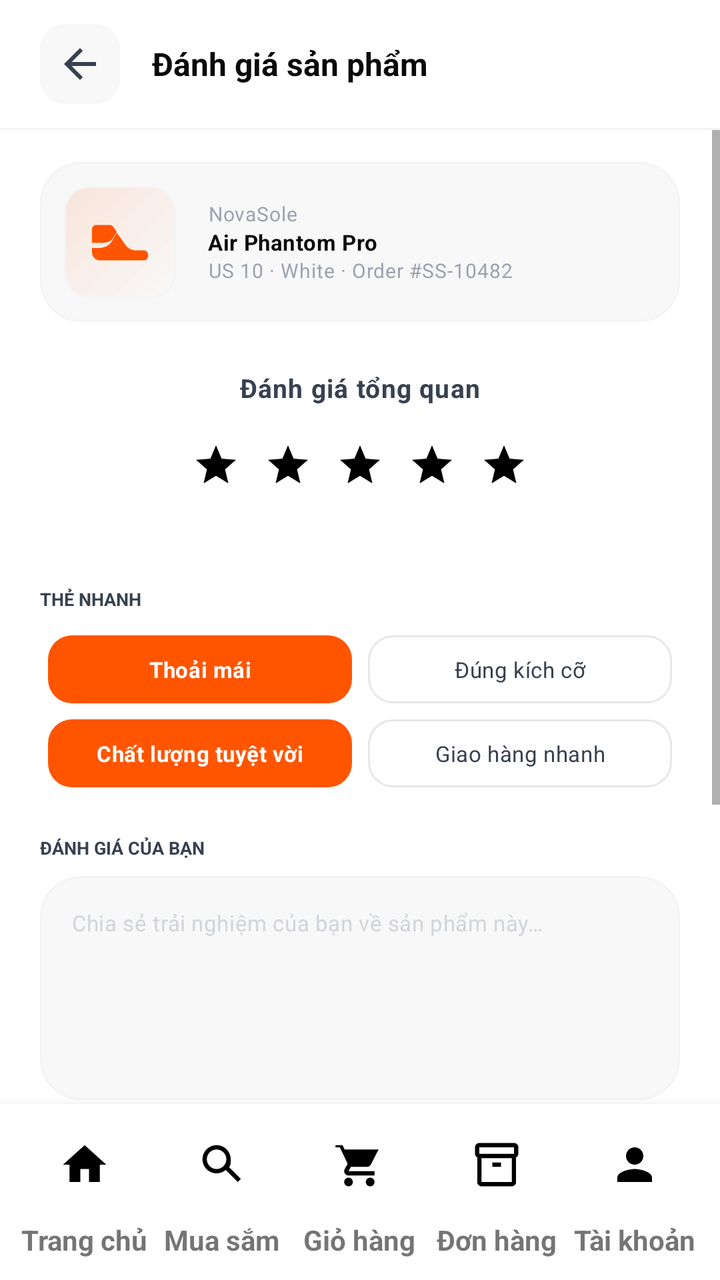
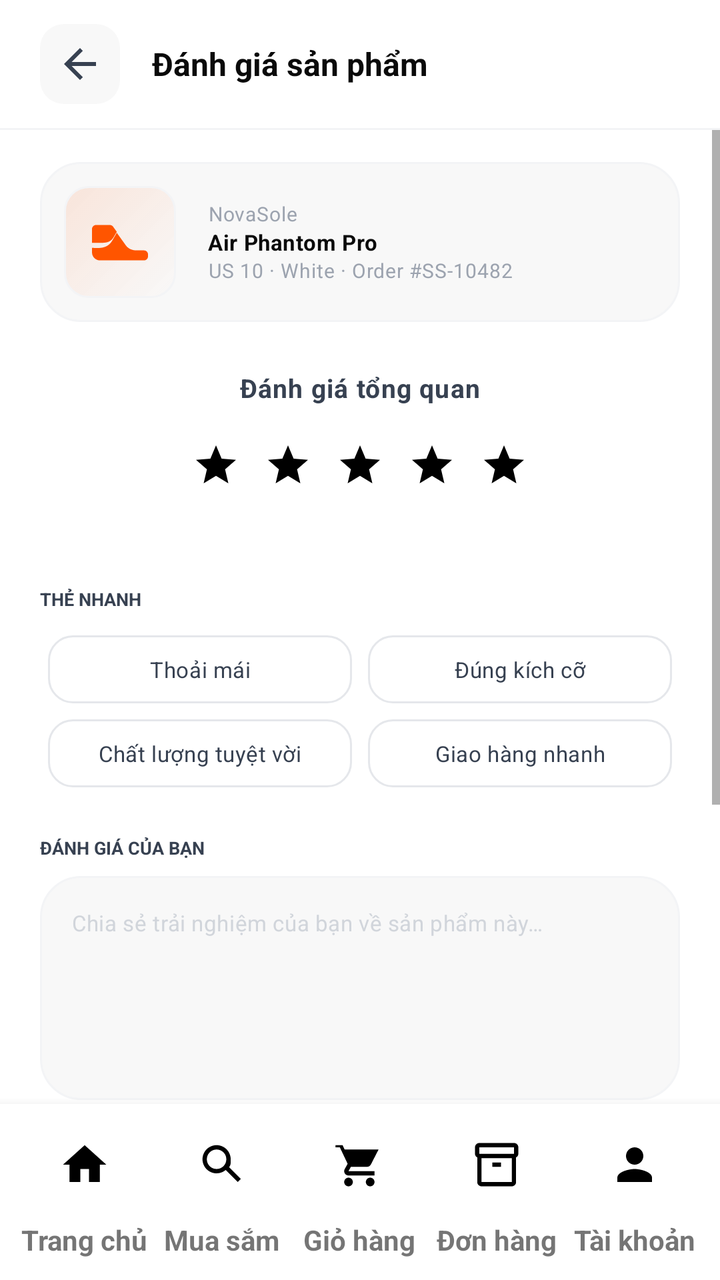

Compare the two renders of this Android layout. The source of the first and the diff that turns it into the second are given below.
<!-- AndroidManifest.xml: application theme Theme.SoleStep -->
<!-- res/layout/activity_product_review.xml -->
<?xml version="1.0" encoding="utf-8"?>
<androidx.constraintlayout.widget.ConstraintLayout xmlns:android="http://schemas.android.com/apk/res/android"
    xmlns:app="http://schemas.android.com/apk/res-auto"
    xmlns:tools="http://schemas.android.com/tools"
    android:id="@+id/main"
    android:layout_width="match_parent"
    android:layout_height="match_parent"
    android:background="@color/bg_primary"
    tools:context=".user.ProductReviewActivity">

    <LinearLayout
        android:id="@+id/header"
        android:layout_width="0dp"
        android:layout_height="wrap_content"
        android:background="@color/bg_primary"
        android:gravity="center_vertical"
        android:orientation="horizontal"
        android:paddingStart="@dimen/space_screen_horizontal"
        android:paddingTop="@dimen/space_screen_vertical"
        android:paddingEnd="@dimen/space_screen_horizontal"
        android:paddingBottom="@dimen/space_screen_vertical"
        app:layout_constraintEnd_toEndOf="parent"
        app:layout_constraintStart_toStartOf="parent"
        app:layout_constraintTop_toTopOf="parent">

        <ImageButton
            android:id="@+id/back_button"
            android:layout_width="@dimen/btn_icon_size"
            android:layout_height="@dimen/btn_icon_size"
            android:background="@drawable/bg_rounded_gray"
            android:contentDescription="@string/action_back"
            android:padding="@dimen/space_8"
            android:src="@drawable/ic_arrow_back"
            android:tint="@color/text_secondary" />

        <TextView
            android:id="@+id/review_title_text"
            android:layout_width="0dp"
            android:layout_height="wrap_content"
            android:layout_marginStart="@dimen/space_8"
            android:layout_weight="1"
            android:text="@string/review_title"
            android:textAppearance="@style/TextAppearance.SoleStep.Subheading" />
    </LinearLayout>

    <View
        android:id="@+id/header_divider"
        android:layout_width="0dp"
        android:layout_height="@dimen/stroke_thin"
        android:background="@color/border_light"
        app:layout_constraintEnd_toEndOf="parent"
        app:layout_constraintStart_toStartOf="parent"
        app:layout_constraintTop_toBottomOf="@id/header" />

    <ScrollView
        android:id="@+id/review_scroll"
        android:layout_width="0dp"
        android:layout_height="0dp"
        android:fillViewport="true"
        android:overScrollMode="never"
        app:layout_constraintBottom_toTopOf="@id/bottom_navigation"
        app:layout_constraintEnd_toEndOf="parent"
        app:layout_constraintStart_toStartOf="parent"
        app:layout_constraintTop_toBottomOf="@id/header_divider">

        <LinearLayout
            android:layout_width="match_parent"
            android:layout_height="wrap_content"
            android:orientation="vertical"
            android:paddingStart="@dimen/space_screen_horizontal"
            android:paddingTop="@dimen/space_8"
            android:paddingEnd="@dimen/space_screen_horizontal"
            android:paddingBottom="@dimen/space_12">

            <LinearLayout
                android:layout_width="match_parent"
                android:layout_height="wrap_content"
                android:background="@drawable/bg_input_light"
                android:gravity="center_vertical"
                android:orientation="horizontal"
                android:padding="@dimen/space_6">

                <FrameLayout
                    android:id="@+id/review_product_image_container"
                    android:layout_width="56dp"
                    android:layout_height="56dp"
                    android:background="@drawable/bg_product_thumb">

                    <ImageView
                        android:id="@+id/review_product_image"
                        android:layout_width="@dimen/icon_2xl"
                        android:layout_height="@dimen/icon_2xl"
                        android:layout_gravity="center"
                        android:contentDescription="@null"
                        android:src="@drawable/ic_shoe"
                        android:tint="@color/brand_orange" />
                </FrameLayout>

                <LinearLayout
                    android:layout_width="0dp"
                    android:layout_height="wrap_content"
                    android:layout_marginStart="@dimen/space_8"
                    android:layout_weight="1"
                    android:orientation="vertical">

                    <TextView
                        android:id="@+id/review_product_brand_text"
                        android:layout_width="wrap_content"
                        android:layout_height="wrap_content"
                        android:text="NovaSole"
                        android:textAppearance="@style/TextAppearance.SoleStep.Caption" />

                    <TextView
                        android:id="@+id/review_product_name_text"
                        android:layout_width="wrap_content"
                        android:layout_height="wrap_content"
                        android:text="Air Phantom Pro"
                        android:textAppearance="@style/TextAppearance.SoleStep.BodySmall"
                        android:textColor="@color/text_primary"
                        android:textStyle="bold" />

                    <TextView
                        android:id="@+id/review_product_meta_text"
                        android:layout_width="wrap_content"
                        android:layout_height="wrap_content"
                        android:text="US 10 · White · Order #SS-10482"
                        android:textAppearance="@style/TextAppearance.SoleStep.Caption" />
                </LinearLayout>
            </LinearLayout>

            <LinearLayout
                android:layout_width="match_parent"
                android:layout_height="wrap_content"
                android:layout_marginTop="@dimen/space_12"
                android:gravity="center"
                android:orientation="vertical">

                <TextView
                    android:layout_width="wrap_content"
                    android:layout_height="wrap_content"
                    android:text="@string/review_overall"
                    android:textAppearance="@style/TextAppearance.SoleStep.Body"
                    android:textColor="@color/text_secondary"
                    android:textStyle="bold" />

                <LinearLayout
                    android:id="@+id/star_row"
                    android:layout_width="wrap_content"
                    android:layout_height="wrap_content"
                    android:layout_marginTop="@dimen/space_6"
                    android:orientation="horizontal">

                    <ImageButton
                        android:id="@+id/star_1"
                        android:layout_width="@dimen/star_size_large"
                        android:layout_height="@dimen/star_size_large"
                        android:background="?attr/selectableItemBackgroundBorderless"
                        android:contentDescription="@string/rating_1"
                        android:padding="@dimen/space_2"
                        android:src="@drawable/ic_star" />

                    <ImageButton
                        android:id="@+id/star_2"
                        android:layout_width="@dimen/star_size_large"
                        android:layout_height="@dimen/star_size_large"
                        android:background="?attr/selectableItemBackgroundBorderless"
                        android:contentDescription="@string/rating_2"
                        android:padding="@dimen/space_2"
                        android:src="@drawable/ic_star" />

                    <ImageButton
                        android:id="@+id/star_3"
                        android:layout_width="@dimen/star_size_large"
                        android:layout_height="@dimen/star_size_large"
                        android:background="?attr/selectableItemBackgroundBorderless"
                        android:contentDescription="@string/rating_3"
                        android:padding="@dimen/space_2"
                        android:src="@drawable/ic_star" />

                    <ImageButton
                        android:id="@+id/star_4"
                        android:layout_width="@dimen/star_size_large"
                        android:layout_height="@dimen/star_size_large"
                        android:background="?attr/selectableItemBackgroundBorderless"
                        android:contentDescription="@string/rating_4"
                        android:padding="@dimen/space_2"
                        android:src="@drawable/ic_star" />

                    <ImageButton
                        android:id="@+id/star_5"
                        android:layout_width="@dimen/star_size_large"
                        android:layout_height="@dimen/star_size_large"
                        android:background="?attr/selectableItemBackgroundBorderless"
                        android:contentDescription="@string/rating_5"
                        android:padding="@dimen/space_2"
                        android:src="@drawable/ic_star" />
                </LinearLayout>

                <TextView
                    android:id="@+id/rating_label"
                    android:layout_width="wrap_content"
                    android:layout_height="wrap_content"
                    android:layout_marginTop="@dimen/space_2"
                    android:textAppearance="@style/TextAppearance.SoleStep.BodySmall"
                    android:textColor="@color/brand_orange"
                    android:textStyle="bold" />
            </LinearLayout>

            <TextView
                android:layout_width="wrap_content"
                android:layout_height="wrap_content"
                android:layout_marginTop="@dimen/space_12"
                android:text="@string/review_tags_title"
                android:textAppearance="@style/TextAppearance.SoleStep.Overline"
                android:textColor="@color/text_secondary" />

            <GridLayout
                android:id="@+id/review_tags_container"
                android:layout_width="match_parent"
                android:layout_height="wrap_content"
                android:layout_marginTop="@dimen/space_4"
                android:columnCount="2">

                <TextView
                    android:id="@+id/review_tag_comfortable"
                    android:layout_width="0dp"
                    android:layout_height="34dp"
                    android:layout_columnWeight="1"
                    android:layout_margin="@dimen/space_2"
                    android:background="@drawable/bg_review_tag_selected"
                    android:gravity="center"
                    android:text="Thoải mái"
                    android:textAppearance="@style/TextAppearance.SoleStep.BodySmall"
                    android:textColor="@color/brand_white"
                    android:textStyle="bold" />

                <TextView
                    android:id="@+id/review_tag_true_to_size"
                    android:layout_width="0dp"
                    android:layout_height="34dp"
                    android:layout_columnWeight="1"
                    android:layout_margin="@dimen/space_2"
                    android:background="@drawable/bg_review_tag"
                    android:gravity="center"
                    android:text="Đúng kích cỡ"
                    android:textAppearance="@style/TextAppearance.SoleStep.BodySmall"
                    android:textColor="@color/text_secondary" />

                <TextView
                    android:id="@+id/review_tag_quality"
                    android:layout_width="0dp"
                    android:layout_height="34dp"
                    android:layout_columnWeight="1"
                    android:layout_margin="@dimen/space_2"
                    android:background="@drawable/bg_review_tag_selected"
                    android:gravity="center"
                    android:text="Chất lượng tuyệt vời"
                    android:textAppearance="@style/TextAppearance.SoleStep.BodySmall"
                    android:textColor="@color/brand_white"
                    android:textStyle="bold" />

                <TextView
                    android:id="@+id/review_tag_fast_delivery"
                    android:layout_width="0dp"
                    android:layout_height="34dp"
                    android:layout_columnWeight="1"
                    android:layout_margin="@dimen/space_2"
                    android:background="@drawable/bg_review_tag"
                    android:gravity="center"
                    android:text="Giao hàng nhanh"
                    android:textAppearance="@style/TextAppearance.SoleStep.BodySmall"
                    android:textColor="@color/text_secondary" />
            </GridLayout>

            <TextView
                android:layout_width="wrap_content"
                android:layout_height="wrap_content"
                android:layout_marginTop="@dimen/space_10"
                android:text="@string/review_your_review"
                android:textAppearance="@style/TextAppearance.SoleStep.Overline"
                android:textColor="@color/text_secondary" />

            <EditText
                android:id="@+id/review_edit_text"
                android:layout_width="match_parent"
                android:layout_height="112dp"
                android:layout_marginTop="@dimen/space_4"
                android:background="@drawable/bg_input_light"
                android:gravity="top|start"
                android:hint="@string/review_text_hint"
                android:inputType="textMultiLine|textCapSentences"
                android:maxLength="500"
                android:padding="@dimen/space_8"
                android:textAppearance="@style/TextAppearance.SoleStep.BodySmall"
                android:textColor="@color/text_secondary"
                android:textColorHint="@color/text_placeholder" />

            <TextView
                android:id="@+id/review_char_count"
                android:layout_width="match_parent"
                android:layout_height="wrap_content"
                android:layout_marginTop="@dimen/space_2"
                android:gravity="end"
                android:text="0/500"
                android:textAppearance="@style/TextAppearance.SoleStep.Caption"
                android:textColor="@color/text_placeholder" />

            <TextView
                android:layout_width="wrap_content"
                android:layout_height="wrap_content"
                android:layout_marginTop="@dimen/space_8"
                android:text="@string/review_photos_title"
                android:textAppearance="@style/TextAppearance.SoleStep.Overline"
                android:textColor="@color/text_secondary" />

            <LinearLayout
                android:id="@+id/review_photos_container"
                android:layout_width="match_parent"
                android:layout_height="wrap_content"
                android:layout_marginTop="@dimen/space_4"
                android:orientation="horizontal">

                <LinearLayout
                    android:id="@+id/add_review_photo_button"
                    android:layout_width="64dp"
                    android:layout_height="64dp"
                    android:background="@drawable/bg_photo_add"
                    android:gravity="center"
                    android:orientation="vertical">

                    <ImageView
                        android:layout_width="@dimen/icon_md"
                        android:layout_height="@dimen/icon_md"
                        android:contentDescription="@null"
                        android:src="@drawable/ic_camera"
                        android:tint="@color/text_placeholder" />

                    <TextView
                        android:layout_width="wrap_content"
                        android:layout_height="wrap_content"
                        android:text="Thêm"
                        android:textAppearance="@style/TextAppearance.SoleStep.Caption"
                        android:textColor="@color/text_placeholder" />
                </LinearLayout>

                <FrameLayout
                    android:id="@+id/review_photo_thumbnail"
                    android:layout_width="64dp"
                    android:layout_height="64dp"
                    android:layout_marginStart="@dimen/space_6"
                    android:background="@drawable/bg_product_thumb">

                    <ImageView
                        android:layout_width="@dimen/icon_2xl"
                        android:layout_height="@dimen/icon_2xl"
                        android:layout_gravity="center"
                        android:contentDescription="@null"
                        android:src="@drawable/ic_shoe"
                        android:tint="@color/brand_orange" />
                </FrameLayout>
            </LinearLayout>

            <com.google.android.material.button.MaterialButton
                android:id="@+id/submit_review_button"
                style="@style/Widget.SoleStep.Button.Primary"
                android:layout_width="match_parent"
                android:layout_height="wrap_content"
                android:layout_marginTop="@dimen/space_12"
                android:text="@string/review_btn_submit" />
        </LinearLayout>
    </ScrollView>

    <include
        layout="@layout/view_bottom_navigation"
        android:layout_width="0dp"
        android:layout_height="@dimen/bottom_nav_height"
        app:layout_constraintBottom_toBottomOf="parent"
        app:layout_constraintEnd_toEndOf="parent"
        app:layout_constraintStart_toStartOf="parent" />
</androidx.constraintlayout.widget.ConstraintLayout>
<!-- res/layout/view_bottom_navigation.xml (included above) -->
<?xml version="1.0" encoding="utf-8"?>
<LinearLayout xmlns:android="http://schemas.android.com/apk/res/android"
    android:id="@+id/bottom_navigation"
    android:layout_width="match_parent"
    android:layout_height="@dimen/bottom_nav_height"
    android:background="@color/bg_primary"
    android:elevation="@dimen/elev_bottom_nav"
    android:gravity="center"
    android:orientation="horizontal"
    android:paddingStart="@dimen/space_4"
    android:paddingEnd="@dimen/space_4"
    android:paddingBottom="@dimen/space_4">

    <LinearLayout
        android:layout_width="0dp"
        android:layout_height="match_parent"
        android:layout_weight="1"
        android:clickable="true"
        android:focusable="true"
        android:foreground="?attr/selectableItemBackground"
        android:gravity="center"
        android:orientation="vertical"
        android:tag="home">

        <FrameLayout
            android:layout_width="@dimen/bottom_nav_item_icon_container"
            android:layout_height="@dimen/bottom_nav_item_icon_container"
            android:tag="icon_container">

            <ImageView
                android:layout_width="@dimen/bottom_nav_icon_size"
                android:layout_height="@dimen/bottom_nav_icon_size"
                android:layout_gravity="center"
                android:contentDescription="@string/nav_home"
                android:src="@drawable/ic_material_home"
                android:tag="icon" />
        </FrameLayout>

        <TextView
            android:layout_width="wrap_content"
            android:layout_height="wrap_content"
            android:tag="label"
            android:text="@string/nav_home"
            android:textSize="14sp"
            android:textStyle="bold" />
    </LinearLayout>

    <LinearLayout
        android:layout_width="0dp"
        android:layout_height="match_parent"
        android:layout_weight="1"
        android:clickable="true"
        android:focusable="true"
        android:foreground="?attr/selectableItemBackground"
        android:gravity="center"
        android:orientation="vertical"
        android:tag="search">

        <FrameLayout
            android:layout_width="@dimen/bottom_nav_item_icon_container"
            android:layout_height="@dimen/bottom_nav_item_icon_container"
            android:tag="icon_container">

            <ImageView
                android:layout_width="@dimen/bottom_nav_icon_size"
                android:layout_height="@dimen/bottom_nav_icon_size"
                android:layout_gravity="center"
                android:contentDescription="@string/nav_search"
                android:src="@drawable/ic_material_search"
                android:tag="icon" />
        </FrameLayout>

        <TextView
            android:layout_width="wrap_content"
            android:layout_height="wrap_content"
            android:tag="label"
            android:text="@string/nav_search"
            android:textSize="14sp"
            android:textStyle="bold" />
    </LinearLayout>

    <LinearLayout
        android:layout_width="0dp"
        android:layout_height="match_parent"
        android:layout_weight="1"
        android:clickable="true"
        android:focusable="true"
        android:foreground="?attr/selectableItemBackground"
        android:gravity="center"
        android:orientation="vertical"
        android:tag="cart">

        <FrameLayout
            android:layout_width="@dimen/bottom_nav_item_icon_container"
            android:layout_height="@dimen/bottom_nav_item_icon_container"
            android:tag="icon_container">

            <ImageView
                android:layout_width="@dimen/bottom_nav_icon_size"
                android:layout_height="@dimen/bottom_nav_icon_size"
                android:layout_gravity="center"
                android:contentDescription="@string/nav_cart"
                android:src="@drawable/ic_material_shopping_cart"
                android:tag="icon" />
        </FrameLayout>

        <TextView
            android:layout_width="wrap_content"
            android:layout_height="wrap_content"
            android:tag="label"
            android:text="@string/nav_cart"
            android:textSize="14sp"
            android:textStyle="bold" />
    </LinearLayout>

    <LinearLayout
        android:layout_width="0dp"
        android:layout_height="match_parent"
        android:layout_weight="1"
        android:clickable="true"
        android:focusable="true"
        android:foreground="?attr/selectableItemBackground"
        android:gravity="center"
        android:orientation="vertical"
        android:tag="orders">

        <FrameLayout
            android:layout_width="@dimen/bottom_nav_item_icon_container"
            android:layout_height="@dimen/bottom_nav_item_icon_container"
            android:tag="icon_container">

            <ImageView
                android:layout_width="@dimen/bottom_nav_icon_size"
                android:layout_height="@dimen/bottom_nav_icon_size"
                android:layout_gravity="center"
                android:contentDescription="@string/nav_orders"
                android:src="@drawable/ic_material_inventory_2"
                android:tag="icon" />
        </FrameLayout>

        <TextView
            android:layout_width="wrap_content"
            android:layout_height="wrap_content"
            android:tag="label"
            android:text="@string/nav_orders"
            android:textSize="14sp"
            android:textStyle="bold" />
    </LinearLayout>

    <LinearLayout
        android:layout_width="0dp"
        android:layout_height="match_parent"
        android:layout_weight="1"
        android:clickable="true"
        android:focusable="true"
        android:foreground="?attr/selectableItemBackground"
        android:gravity="center"
        android:orientation="vertical"
        android:tag="profile">

        <FrameLayout
            android:layout_width="@dimen/bottom_nav_item_icon_container"
            android:layout_height="@dimen/bottom_nav_item_icon_container"
            android:tag="icon_container">

            <ImageView
                android:layout_width="@dimen/bottom_nav_icon_size"
                android:layout_height="@dimen/bottom_nav_icon_size"
                android:layout_gravity="center"
                android:contentDescription="@string/nav_profile"
                android:src="@drawable/ic_material_person"
                android:tag="icon" />
        </FrameLayout>

        <TextView
            android:layout_width="wrap_content"
            android:layout_height="wrap_content"
            android:tag="label"
            android:text="@string/nav_profile"
            android:textSize="14sp"
            android:textStyle="bold" />
    </LinearLayout>
</LinearLayout>
<!-- resources referenced by this layout -->
<resources>
  <color name="bg_primary">#FFFFFF</color>
  <color name="border_light">#F3F4F6</color>
  <color name="brand_orange">#FF5500</color>
  <color name="brand_white">#FFFFFF</color>
  <color name="text_placeholder">#D1D5DB</color>
  <color name="text_primary">#0A0A0A</color>
  <color name="text_secondary">#374151</color>
  <dimen name="bottom_nav_height">88dp</dimen>
  <dimen name="bottom_nav_icon_size">26dp</dimen>
  <dimen name="bottom_nav_item_icon_container">56dp</dimen>
  <dimen name="btn_icon_size">40dp</dimen>
  <dimen name="elev_bottom_nav">8dp</dimen>
  <dimen name="icon_2xl">32dp</dimen>
  <dimen name="icon_md">18dp</dimen>
  <dimen name="space_10">20dp</dimen>
  <dimen name="space_12">24dp</dimen>
  <dimen name="space_2">4dp</dimen>
  <dimen name="space_4">8dp</dimen>
  <dimen name="space_6">12dp</dimen>
  <dimen name="space_8">16dp</dimen>
  <dimen name="space_screen_horizontal">20dp</dimen>
  <dimen name="space_screen_vertical">12dp</dimen>
  <dimen name="star_size_large">36dp</dimen>
  <dimen name="stroke_thin">1dp</dimen>
  <string name="action_back">Quay lại</string>
  <string name="nav_cart">Giỏ hàng</string>
  <string name="nav_home">Trang chủ</string>
  <string name="nav_orders">Đơn hàng</string>
  <string name="nav_profile">Tài khoản</string>
  <string name="nav_search">Mua sắm</string>
  <string name="rating_1">Tệ</string>
  <string name="rating_2">Tạm được</string>
  <string name="rating_3">Tốt</string>
  <string name="rating_4">Tuyệt vời</string>
  <string name="rating_5">Xuất sắc!</string>
  <string name="review_btn_submit">Gửi đánh giá</string>
  <string name="review_overall">Đánh giá tổng quan</string>
  <string name="review_photos_title">Thêm ảnh (Tùy chọn)</string>
  <string name="review_tags_title">Thẻ nhanh</string>
  <string name="review_text_hint">Chia sẻ trải nghiệm của bạn về sản phẩm này…</string>
  <string name="review_title">Đánh giá sản phẩm</string>
  <string name="review_your_review">Đánh giá của bạn</string>
  <color name="bg_secondary">#F8F8F8</color>
  <dimen name="radius_input">20dp</dimen>
  <dimen name="radius_lg">16dp</dimen>
  <dimen name="stroke_normal">2dp</dimen>
  <color name="border_normal">#E5E7EB</color>
  <color name="orange_tint_12">#1EFF5500</color>
  <dimen name="radius_image_thumb">12dp</dimen>
  <dimen name="radius_md">12dp</dimen>
  <dimen name="font_body">13sp</dimen>
  <dimen name="font_caption">11sp</dimen>
  <color name="text_tertiary">#6B7280</color>
  <dimen name="font_caption_small">10sp</dimen>
  <color name="text_muted">#9CA3AF</color>
  <dimen name="font_overline">9sp</dimen>
  <dimen name="font_subheading">16sp</dimen>
  <dimen name="radius_button">20dp</dimen>
  <dimen name="btn_height_large">52dp</dimen>
  <dimen name="space_16">32dp</dimen>
  <dimen name="elev_raised">4dp</dimen>
  <color name="brand_orange_dark">#CC4400</color>
  <color name="brand_black">#0A0A0A</color>
  <color name="bg_dark_surface_2">#161616</color>
  <color name="status_error">#EF4444</color>
  <dimen name="font_label">14sp</dimen>
  <dimen name="radius_sm">8dp</dimen>
  <dimen name="radius_2xl">24dp</dimen>
  <dimen name="font_display">48sp</dimen>
  <dimen name="font_title_large">24sp</dimen>
  <dimen name="font_title">20sp</dimen>
  <dimen name="font_headline">18sp</dimen>
  <dimen name="radius_chip">12dp</dimen>
  <dimen name="btn_height_tiny">28dp</dimen>
  <dimen name="radius_card">20dp</dimen>
  <dimen name="elev_card">2dp</dimen>
  <dimen name="toolbar_height">56dp</dimen>
  <dimen name="elev_top_bar">4dp</dimen>
  <dimen name="elev_fab">6dp</dimen>
  <!-- unchanged entries left out for length: 37 -->
</resources>

<!-- the commit's change to res/layout/activity_product_review.xml (unified diff, before → after) -->
@@ -227,12 +227,11 @@
                     android:layout_height="34dp"
                     android:layout_columnWeight="1"
                     android:layout_margin="@dimen/space_2"
-                    android:background="@drawable/bg_review_tag_selected"
+                    android:background="@drawable/bg_review_tag_state"
                     android:gravity="center"
                     android:text="Thoải mái"
                     android:textAppearance="@style/TextAppearance.SoleStep.BodySmall"
-                    android:textColor="@color/brand_white"
-                    android:textStyle="bold" />
+                    android:textColor="@color/review_tag_text_color" />
 
                 <TextView
                     android:id="@+id/review_tag_true_to_size"
@@ -240,11 +239,11 @@
                     android:layout_height="34dp"
                     android:layout_columnWeight="1"
                     android:layout_margin="@dimen/space_2"
-                    android:background="@drawable/bg_review_tag"
+                    android:background="@drawable/bg_review_tag_state"
                     android:gravity="center"
                     android:text="Đúng kích cỡ"
                     android:textAppearance="@style/TextAppearance.SoleStep.BodySmall"
-                    android:textColor="@color/text_secondary" />
+                    android:textColor="@color/review_tag_text_color" />
 
                 <TextView
                     android:id="@+id/review_tag_quality"
@@ -252,12 +251,11 @@
                     android:layout_height="34dp"
                     android:layout_columnWeight="1"
                     android:layout_margin="@dimen/space_2"
-                    android:background="@drawable/bg_review_tag_selected"
+                    android:background="@drawable/bg_review_tag_state"
                     android:gravity="center"
                     android:text="Chất lượng tuyệt vời"
                     android:textAppearance="@style/TextAppearance.SoleStep.BodySmall"
-                    android:textColor="@color/brand_white"
-                    android:textStyle="bold" />
+                    android:textColor="@color/review_tag_text_color" />
 
                 <TextView
                     android:id="@+id/review_tag_fast_delivery"
@@ -265,11 +263,11 @@
                     android:layout_height="34dp"
                     android:layout_columnWeight="1"
                     android:layout_margin="@dimen/space_2"
-                    android:background="@drawable/bg_review_tag"
+                    android:background="@drawable/bg_review_tag_state"
                     android:gravity="center"
                     android:text="Giao hàng nhanh"
                     android:textAppearance="@style/TextAppearance.SoleStep.BodySmall"
-                    android:textColor="@color/text_secondary" />
+                    android:textColor="@color/review_tag_text_color" />
             </GridLayout>
 
             <TextView
@@ -351,12 +349,14 @@
                     android:background="@drawable/bg_product_thumb">
 
                     <ImageView
-                        android:layout_width="@dimen/icon_2xl"
-                        android:layout_height="@dimen/icon_2xl"
+                        android:id="@+id/review_photo_image"
+                        android:layout_width="match_parent"
+                        android:layout_height="match_parent"
                         android:layout_gravity="center"
                         android:contentDescription="@null"
                         android:src="@drawable/ic_shoe"
-                        android:tint="@color/brand_orange" />
+                        android:tint="@color/brand_orange"
+                        android:scaleType="centerCrop" />
                 </FrameLayout>
             </LinearLayout>
 
<!-- resource entries referenced after the edit -->
@@ -24,6 +24,15 @@
   <dimen name="space_screen_vertical">12dp</dimen>
   <dimen name="star_size_large">36dp</dimen>
   <dimen name="stroke_thin">1dp</dimen>
+  <!-- drawable bg_review_tag_state (drawable) -->
+  <?xml version="1.0" encoding="utf-8"?>
+  <selector xmlns:android="http://schemas.android.com/apk/res/android">
+      <item
+          android:state_selected="true"
+          android:drawable="@drawable/bg_review_tag_selected" />
+  
+      <item android:drawable="@drawable/bg_review_tag" />
+  </selector>
   <string name="action_back">Quay lại</string>
   <string name="nav_cart">Giỏ hàng</string>
   <string name="nav_home">Trang chủ</string>
